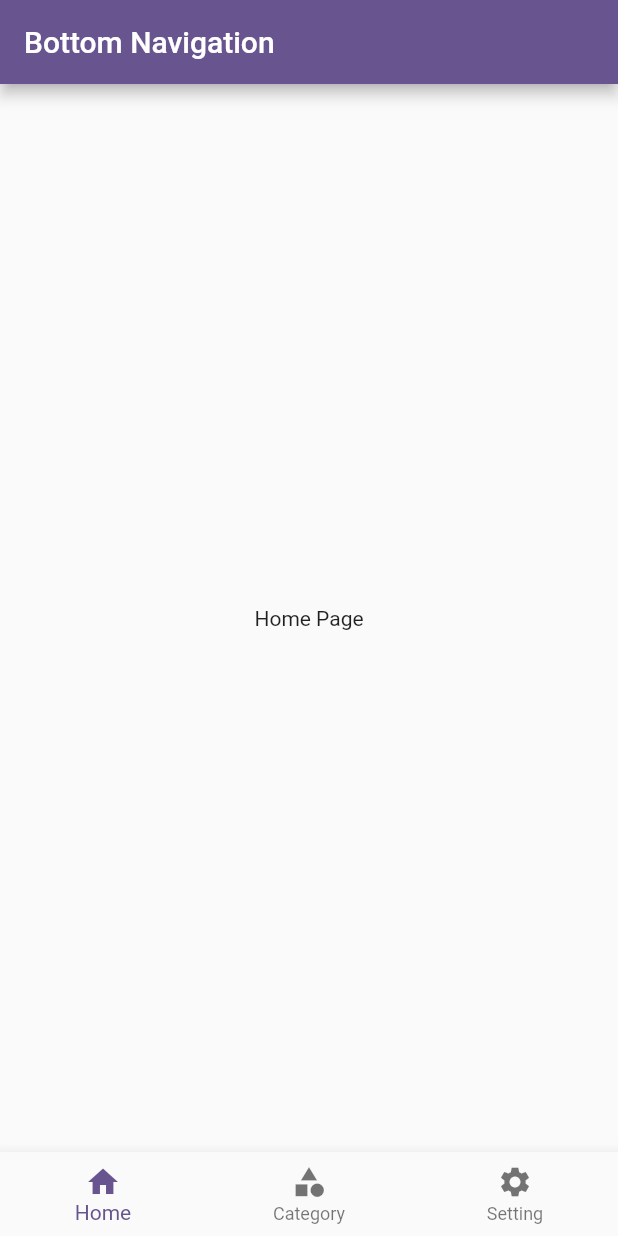
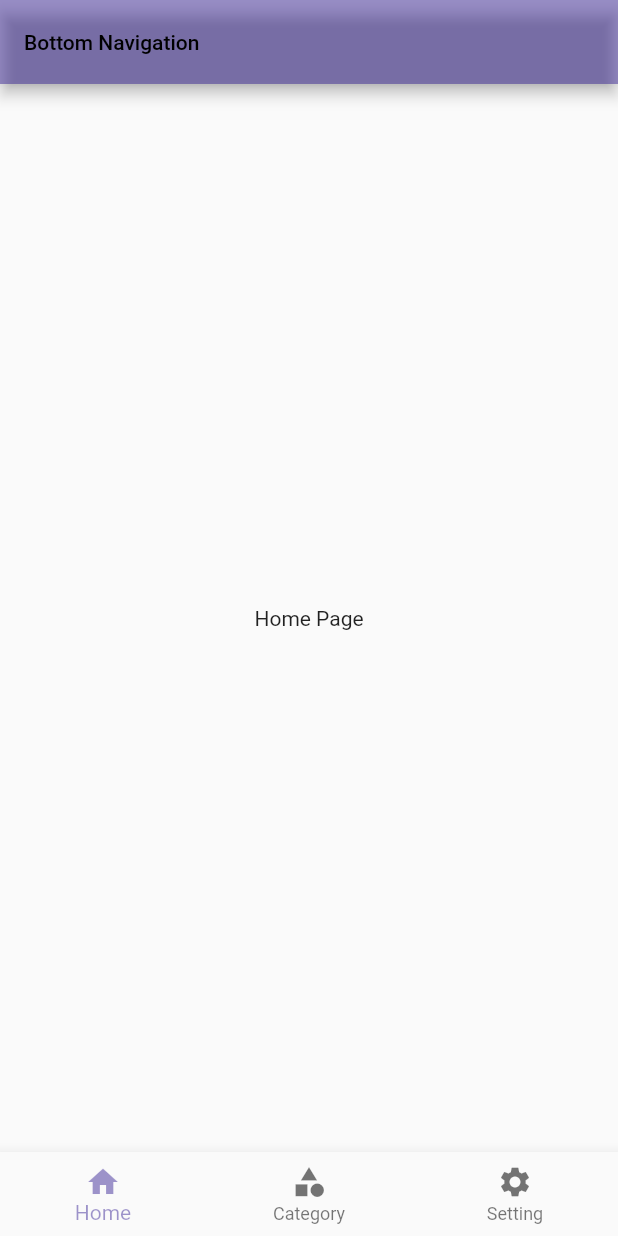
Before and after one commit to shamsshykh/learnflutter, a Flutter app: the screen it shows after launch, on a phone screen of 412 x 824 dp. Run offline on Flutter 3.47's test engine with Material 3 defaults, Android fonts, the phone set to English and light mode, and no system bars; our stand-ins replace fluttertoast, permission_handler; missing offline and left inert: dart:ffi.

Commit message:
universal themes and colors

```diff
--- /dev/null
+++ b/lib/core/theme/color_schemes.dart
@@ -0,0 +1,27 @@
+import 'package:flutter/material.dart';
+
+const colorSchemeLight = ColorScheme(
+  brightness: Brightness.light,
+  primary: Color(0x77311B92),
+  onPrimary: Color(0xFF311B92),
+  secondary: Color(0x30311B92),
+  onSecondary: Color(0x30311B92),
+  error: Color(0x30F60562),
+  onError: Color(0xFFFB001D),
+  surface: Color(0x30B69E9E),
+  onSurface: Color(0x30040305),
+);
+
+const colorSchemeDark = ColorScheme(
+  brightness: Brightness.dark,
+  primary: Color(0x77311B92),
+  onPrimary: Color(0xFF311B92),
+  secondary: Color(0x30311B92),
+  onSecondary: Color(0x30311B92),
+  error: Color(0x30F60562),
+  onError: Color(0xFFFB001D),
+  surface: Color(0x30B69E9E),
+  onSurface: Color(0x30040305),
+);
+
+const textHeading = TextStyle(fontSize: 14, color: Colors.black);
--- a/lib/main.dart
+++ b/lib/main.dart
@@ -1,4 +1,5 @@
 import 'package:flutter/material.dart';
+import 'package:learnflutter/core/theme/color_schemes.dart';
 import 'package:learnflutter/screen/BottomNavigationScreen.dart';
 import 'package:learnflutter/screen/CustomFontUsagesScreen.dart';
 import 'package:learnflutter/screen/FlexBoxPattern.dart';
@@ -23,7 +24,11 @@ class MyApp extends StatelessWidget {
       title: 'Learn Flutter',
       theme: ThemeData(
         useMaterial3: false,
-        colorScheme: ColorScheme.fromSeed(seedColor: Colors.deepPurple),
+        colorScheme: colorSchemeLight,
+      ),
+      darkTheme: ThemeData(
+        useMaterial3: false,
+        colorScheme: colorSchemeDark,
       ),
       //  home: const UserPermission(),
       //  home: const HomeScreen(),
--- a/lib/screen/BottomNavigationScreen.dart
+++ b/lib/screen/BottomNavigationScreen.dart
@@ -1,6 +1,7 @@
 import 'dart:ffi';
 
 import 'package:flutter/material.dart';
+import 'package:learnflutter/core/theme/color_schemes.dart';
 
 class BottomNavigationScreen extends StatefulWidget {
   const BottomNavigationScreen({super.key});
@@ -17,7 +18,7 @@ class _BottomNavigationScreenState extends State<BottomNavigationScreen> {
   @override
   Widget build(BuildContext context) {
     return Scaffold(
-      appBar: AppBar(title: Text("Bottom Navigation")),
+      appBar: AppBar(title: Text("Bottom Navigation", style: textHeading)),
       body: Container(
         child: pages[_currentIndex],
       ),
```
